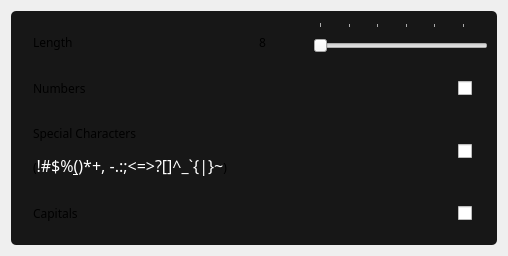
Above: designer/widget_password_options.ui from FLAiRistaken/Pass.me-password-manager before the change. Below: the same form after it.
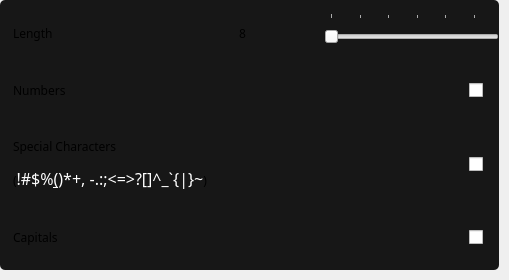
That is the form after the change.

Commit message: Slight updates to password options widget

Patch:
```diff
--- a/designer/widget_password_options.ui
+++ b/designer/widget_password_options.ui
@@ -6,8 +6,8 @@
    <rect>
     <x>0</x>
     <y>0</y>
-    <width>508</width>
-    <height>256</height>
+    <width>509</width>
+    <height>280</height>
    </rect>
   </property>
   <property name="windowTitle">
@@ -19,9 +19,15 @@
 	border-radius: 5px;
 }</string>
   </property>
-  <layout class="QGridLayout" name="gridLayout_2">
-   <item row="1" column="0">
     <widget class="QWidget" name="widget_password" native="true">
+   <property name="geometry">
+    <rect>
+     <x>0</x>
+     <y>0</y>
+     <width>499</width>
+     <height>270</height>
+    </rect>
+   </property>
      <property name="sizePolicy">
       <sizepolicy hsizetype="Expanding" vsizetype="Expanding">
        <horstretch>0</horstretch>
@@ -155,8 +161,6 @@
       </item>
      </layout>
     </widget>
-   </item>
-  </layout>
  </widget>
  <resources/>
  <connections>
```
Left out of the diff: 24 changed lines with no effect on the pictures. Lines whose indentation alone changed are shown as unchanged. The commit also changes 2 other files.
